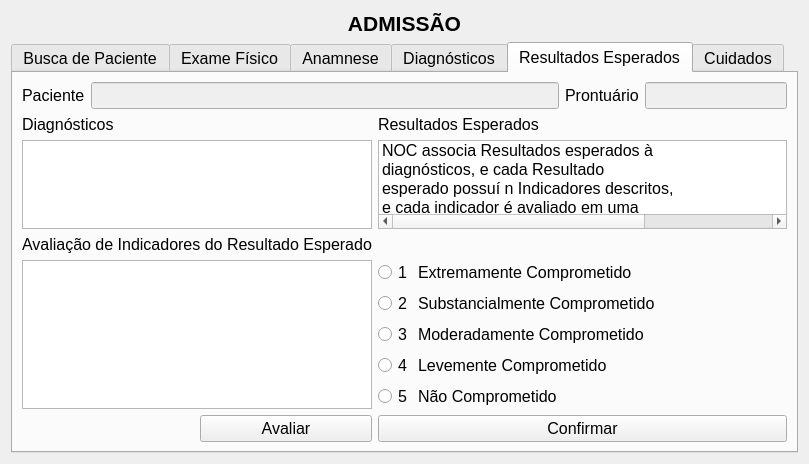
This is GUI/intake.ui in LCapanelli/RP3 as Qt 5 draws it before an edit. The edited form follows.
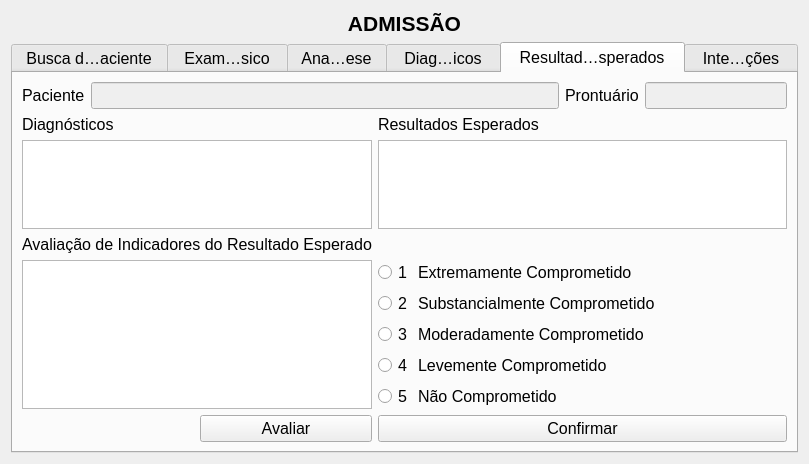
This is the edited form. The open tabs and pages were chosen to show the change.

Diff of the .ui file:
```diff
--- a/GUI/intake.ui
+++ b/GUI/intake.ui
@@ -713,7 +713,7 @@
          </item>
         </layout>
        </item>
-       <item row="1" column="0">
+       <item row="1" column="0" colspan="2">
         <widget class="QLabel" name="label_diagnosticosRE_2">
          <property name="text">
           <string>Diagnósticos</string>
@@ -733,22 +733,6 @@
          </property>
         </widget>
        </item>
-       <item row="2" column="0" colspan="2">
-        <widget class="QListWidget" name="listWidget_diagnosticosRE_2"/>
-       </item>
-       <item row="2" column="2">
-        <widget class="QListWidget" name="listWidget_listaRE_3">
-         <item>
-          <property name="text">
-           <string>NOC associa Resultados esperados à 
-diagnósticos, e cada Resultado 
-esperado possuí n Indicadores descritos, 
-e cada indicador é avaliado em uma 
-escala de cinco pontos. Cada Diagnóstico pode conter somente 1 resultado esperado</string>
-          </property>
-         </item>
-        </widget>
-       </item>
        <item row="3" column="0" colspan="2">
         <widget class="QLabel" name="label_indicadores_3">
          <property name="text">
@@ -865,11 +849,20 @@
          </property>
         </widget>
        </item>
+       <item row="2" column="2">
+        <widget class="QColumnView" name="cv_RlistwithCB"/>
+       </item>
+       <item row="2" column="0" colspan="2">
+        <widget class="QListView" name="lv_Diag4RE"/>
+       </item>
+       <item row="4" column="0" colspan="2">
+        <widget class="QColumnView" name="cv_listIndicWithNumb"/>
+       </item>
       </layout>
      </widget>
      <widget class="QWidget" name="cuidadosP_2">
       <attribute name="title">
-       <string>Cuidados</string>
+       <string>Intervenções</string>
       </attribute>
       <layout class="QGridLayout" name="gridLayout_9">
        <item row="0" column="0" colspan="2">
```
Left out of the diff: 41 changed lines with no effect on the pictures.
